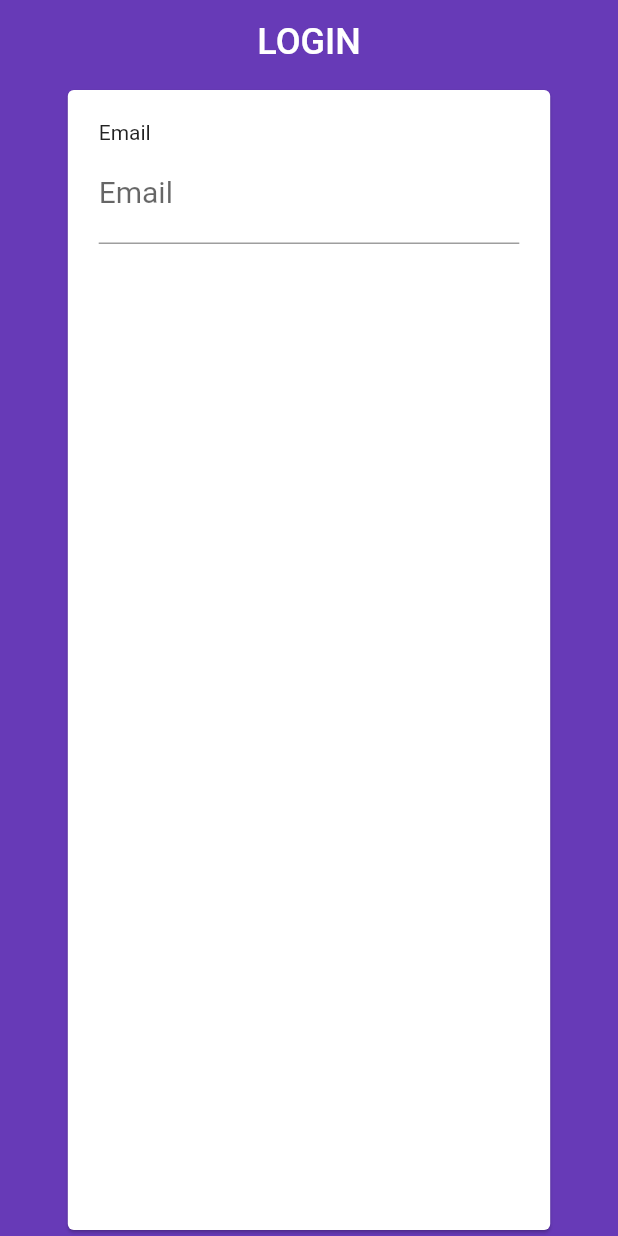
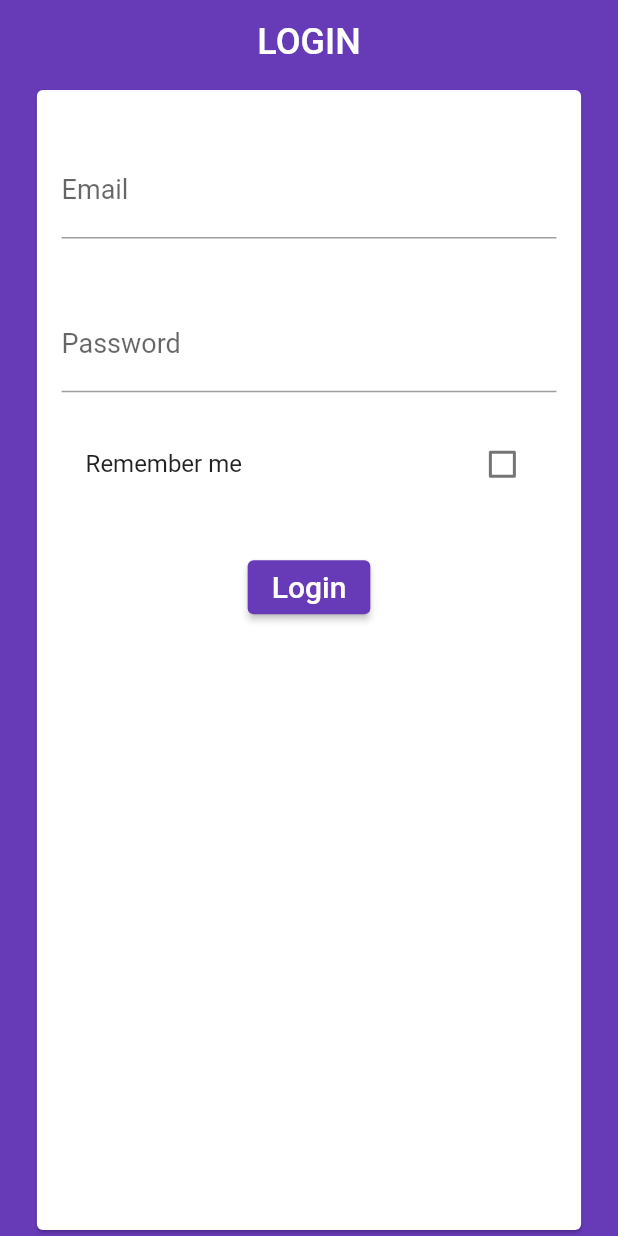
Before and after one commit to ronpetit/VassTraining, a Flutter app: the screen it shows after launch, on a phone screen of 412 x 824 dp. Run offline on Flutter 3.47's test engine with Material 2 defaults, Android fonts, the phone set to English and light mode, and no system bars; missing offline and left inert: dart:ffi.

Commit message:
add textfield, checkbox and button

```diff
--- a/lib/modules/home/controller/home_controller.dart
+++ b/lib/modules/home/controller/home_controller.dart
@@ -1,7 +1,11 @@
+import 'dart:ffi';
+
 import 'package:flutter/material.dart';
 
 class HomeController {
   View view;
+  String emailAdress = "ozkaruriel@hotmail.es";
+  String password = "12345678";
 
   void attachView(View view) {
     this.view = view;
--- a/lib/modules/home/view/home.dart
+++ b/lib/modules/home/view/home.dart
@@ -1,5 +1,6 @@
 import 'package:capacitacion_vass/modules/home/controller/home_controller.dart';
 import 'package:flutter/material.dart';
+import 'package:flutter/src/material/scaffold.dart';
 
 class MyNewApp extends StatefulWidget {
   final HomeController _controller = HomeController();
@@ -13,7 +14,9 @@ class MyNewApp extends StatefulWidget {
 class MyNewAppState extends State<MyNewApp> implements View {
   double _width, _height;
   TextEditingController _emailController = TextEditingController();
+  TextEditingController _passwordController = TextEditingController();
   bool _tamanoGrande = false;
+  bool _checked = false;
 
   @override
   GlobalKey<FormState> formKey = GlobalKey<FormState>();
@@ -50,7 +53,7 @@ class MyNewAppState extends State<MyNewApp> implements View {
           return Container(
             width: _width,
             height: _height,
-            padding: EdgeInsets.symmetric(horizontal: _width * 0.1),
+            padding: EdgeInsets.symmetric(horizontal: _width * 0.05),
             color: Colors.deepPurple,
             child: Align(
               alignment: Alignment.topCenter,
@@ -58,24 +61,79 @@ class MyNewAppState extends State<MyNewApp> implements View {
                 width: _width,
                 child: Card(
                   child: Padding(
-                    padding: EdgeInsets.all(_width * 0.05),
+                    padding: EdgeInsets.all(_width * 0.04),
                     child: Form(
                       key: formKey,
                       child: Column(
                         children: [
-                          Align(
-                            alignment: Alignment.centerLeft,
-                            child: Text(
-                              "Email",
-                              textAlign: TextAlign.left,
-                            ),
+                          SizedBox(
+                            height: 20,
                           ),
                           TextFormField(
-                            controller: _emailController,
-                            keyboardType: TextInputType.emailAddress,
-                            style: TextStyle(color: Colors.grey[700], fontSize: _tamanoGrande ? 20 : 14),
-                            decoration: InputDecoration(labelText: "Email"),
-                          )
+                              controller: _emailController,
+                              keyboardType: TextInputType.emailAddress,
+                              style: TextStyle(
+                                  color: Colors.grey[700],
+                                  fontSize: _tamanoGrande ? 18 : 14),
+                              decoration: InputDecoration(
+                                  labelText: "Email",
+                                  hintText: "example@example.com"),
+                              validator: (value){
+                                if (value.isEmpty) {
+                                  return 'Email is required';
+                                }
+                                return null;
+                              }),
+                          SizedBox(
+                            height: 40,
+                          ),
+                          TextFormField(
+                              controller: _passwordController,
+                              obscureText: true,
+                              keyboardType: TextInputType.visiblePassword,
+                              style: TextStyle(
+                                  color: Colors.grey[700],
+                                  fontSize: _tamanoGrande ? 18 : 14),
+                              decoration:
+                                  InputDecoration(labelText: "Password"),
+                              validator: (value) {
+                                if (value.isEmpty) {
+                                  return 'Password is required';
+                                } else{
+                                  return null;
+                                }
+                              }),
+                          SizedBox(
+                            height: 20,
+                          ),
+                          CheckboxListTile(
+                            title: Text("Remember me"),
+                            controlAffinity: ListTileControlAffinity.platform,
+                            value: _checked,
+                            onChanged: (bool value) {
+                              setState(() {
+                                _checked = value;
+                              });
+                            },
+                            activeColor: Colors.deepPurple,
+                          ),
+                          SizedBox(
+                            height: 30,
+                          ),
+                          ElevatedButton(
+                            style: ButtonStyle(
+                              backgroundColor: MaterialStateProperty.all<Color>(
+                                  Colors.deepPurple),
+                            ),
+                            onPressed: () {
+                              if (formKey.currentState.validate()) {
+                                Scaffold.of(context).showSnackBar(
+                                    SnackBar(content: Text('Processing Data')));
+                              }
+                            },
+                            child:
+                                Text('Login', style: TextStyle(fontSize: 20)),
+                          ),
                         ],
                       ),
                     ),
```
Also changed, not shown: pubspec.lock, 1 other file.
